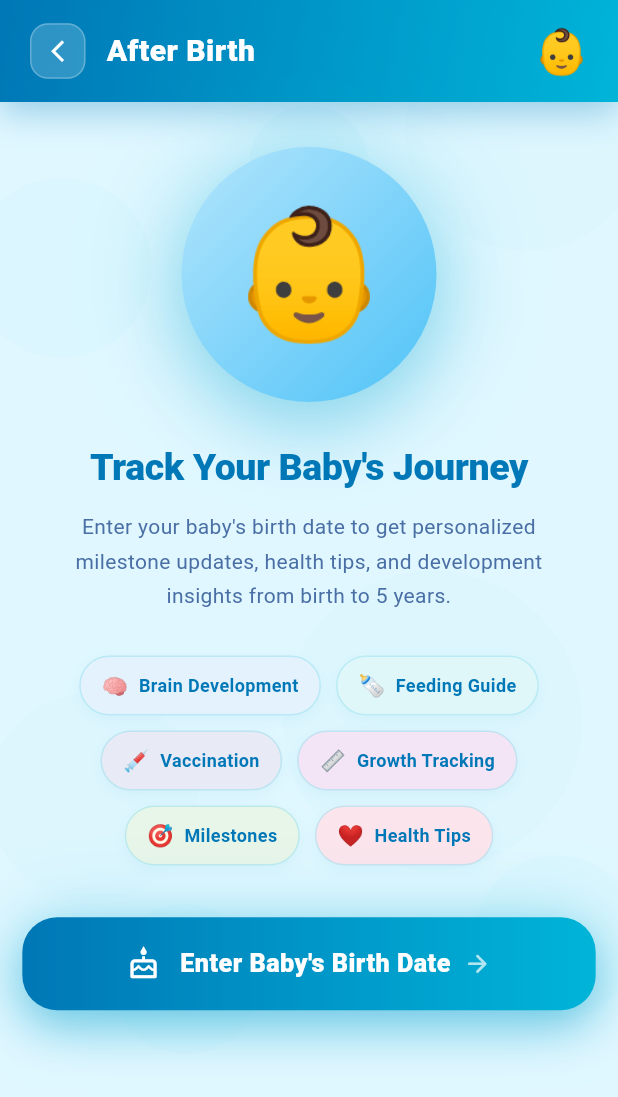
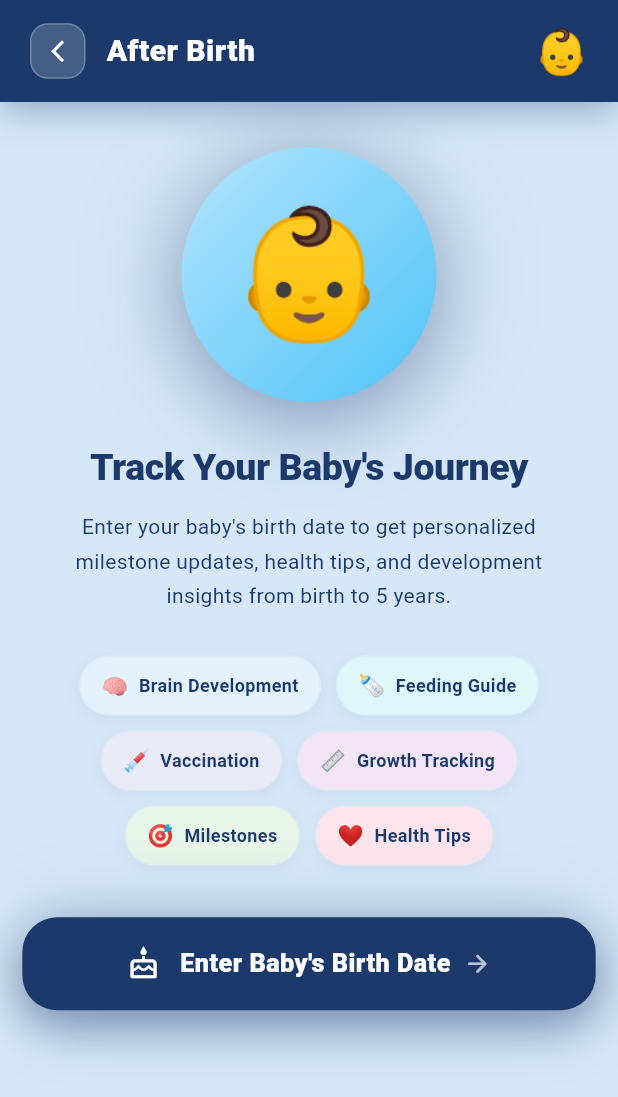
Before and after one commit to Miftah-Fentaw/lije, a Flutter app: the AfterBirthScreen screen opened directly, on a phone screen of 412 x 824 dp. Shown: the top 1097 px of the screen. Run offline on Flutter 3.47's test engine with Material 3 defaults, Android fonts, the phone set to English and light mode, and no system bars.

Commit message:
re structured

```diff
--- a/lib/screens/after_birth_screen.dart
+++ b/lib/screens/after_birth_screen.dart
@@ -4,27 +4,27 @@ import 'package:flutter/services.dart';
 import '../models/models.dart';
 
 // ============================================================
-// INTERNAL COLOR PALETTE  (blue ocean theme — screen-private)
+// INTERNAL COLOR PALETTE  (mapped to app theme)
 // ============================================================
 abstract class _C {
-  static const Color navy = Color(0xFF0A2463);
-  static const Color navyLight = Color(0xFF1E4A9E);
-  static const Color accent = Color(0xFF3A86FF);
-  static const Color accentLight = Color(0xFFE8F1FF);
-  static const Color skyBlue = Color(0xFF00B4D8);
-  static const Color skyLight = Color(0xFFCAF0F8);
-  static const Color white = Colors.white;
-  static const Color grayLight = Color(0xFFF0F7FF);
-  static const Color grayBorder = Color(0xFFD0E4F7);
-  static const Color textDark = Color(0xFF0A2463);
-  static const Color textMedium = Color(0xFF4A6FA5);
-  static const Color cardGlass = Color(0xE8FFFFFF);
-  static const Color bluePrimary = Color(0xFF0096C7);
-  static const Color blueDeep = Color(0xFF0077B6);
-  static const Color blueVibrant = Color(0xFF00B4D8);
-  static const Color blueSoft = Color(0xFF90E0EF);
-  static const Color bluePale = Color(0xFFE0F7FF);
-  static const Color blueGlass = Color(0xAACAF0F8);
+  static const Color navy = C.darkBlue;
+  static const Color navyLight = C.darkBlue;
+  static const Color accent = C.darkBlue;
+  static const Color accentLight = C.lightBlue;
+  static const Color skyBlue = C.darkBlue;
+  static const Color skyLight = C.lightBlue;
+  static const Color white = C.white;
+  static const Color grayLight = C.bgPage;
+  static const Color grayBorder = C.lightBlue;
+  static const Color textDark = C.darkBlue;
+  static const Color textMedium = C.darkBlue;
+  static const Color cardGlass = C.white;
+  static const Color bluePrimary = C.darkBlue;
+  static const Color blueDeep = C.darkBlue;
+  static const Color blueVibrant = C.darkBlue;
+  static const Color blueSoft = C.lightBlue;
+  static const Color bluePale = C.lightBlue;
+  static const Color blueGlass = C.lightBlue;
 }
 
 // ============================================================
@@ -1750,22 +1750,22 @@ const List<_Stage> _allStages = [
             emoji: '👁️',
             title: 'Vision',
             detail: 'Focuses 8–12 inches',
-            bgColor: Color(0xFFDBF4FF)),
+            bgColor: _C.bluePale),
         _DevArea(
             emoji: '👂',
             title: 'Hearing',
             detail: 'Startles to sounds',
-            bgColor: Color(0xFFD0F4FF)),
+            bgColor: _C.bluePale),
         _DevArea(
             emoji: '💪',
             title: 'Motor',
             detail: 'Tight fists, rooting reflex',
-            bgColor: Color(0xFFE0F8FF)),
+            bgColor: _C.bluePale),
         _DevArea(
             emoji: '❤️',
             title: 'Bonding',
             detail: 'Skin-to-skin contact',
-            bgColor: Color(0xFFCCF2FF)),
+            bgColor: _C.bluePale),
       ]),
   _Stage(
       key: 'earlyInfant',
@@ -1793,22 +1793,22 @@ const List<_Stage> _allStages = [
             emoji: '😄',
             title: 'Social',
             detail: 'First smiles',
-            bgColor: Color(0xFFDBF4FF)),
+            bgColor: _C.bluePale),
         _DevArea(
             emoji: '🗣️',
             title: 'Language',
             detail: 'Cooing, gurgling',
-            bgColor: Color(0xFFD0F4FF)),
+            bgColor: _C.bluePale),
         _DevArea(
             emoji: '🏋️',
             title: 'Motor',
             detail: 'Lifts head',
-            bgColor: Color(0xFFE0F8FF)),
+            bgColor: _C.bluePale),
         _DevArea(
             emoji: '🧠',
             title: 'Cognitive',
             detail: 'Recognizes faces',
-            bgColor: Color(0xFFCCF2FF)),
+            bgColor: _C.bluePale),
       ]),
   _Stage(
       key: 'discovering',
@@ -1836,22 +1836,22 @@ const List<_Stage> _allStages = [
             emoji: '🤲',
             title: 'Motor',
             detail: 'Reaches, grabs, rolls',
-            bgColor: Color(0xFFDBF4FF)),
+            bgColor: _C.bluePale),
         _DevArea(
             emoji: '😂',
             title: 'Social',
             detail: 'Laughs aloud',
-            bgColor: Color(0xFFD0F4FF)),
+            bgColor: _C.bluePale),
         _DevArea(
             emoji: '👅',
             title: 'Sensory',
             detail: 'Explores with mouth',
-            bgColor: Color(0xFFE0F8FF)),
+            bgColor: _C.bluePale),
         _DevArea(
             emoji: '👶',
             title: 'Language',
             detail: 'Babbles',
-            bgColor: Color(0xFFCCF2FF)),
+            bgColor: _C.bluePale),
       ]),
   _Stage(
       key: 'explorer',
@@ -1876,22 +1876,22 @@ const List<_Stage> _allStages = [
             emoji: '🧲',
             title: 'Motor',
             detail: 'Sits alone, may crawl',
-            bgColor: Color(0xFFDBF4FF)),
+            bgColor: _C.bluePale),
         _DevArea(
             emoji: '🍎',
             title: 'Feeding',
             detail: 'First solid foods',
-            bgColor: Color(0xFFD0F4FF)),
+            bgColor: _C.bluePale),
         _DevArea(
             emoji: '🎭',
             title: 'Emotions',
             detail: 'Stranger anxiety',
-            bgColor: Color(0xFFE0F8FF)),
+            bgColor: _C.bluePale),
         _DevArea(
             emoji: '🎵',
             title: 'Language',
             detail: 'Babbles "baba"',
-            bgColor: Color(0xFFCCF2FF)),
+            bgColor: _C.bluePale),
       ]),
   _Stage(
       key: 'almostToddler',
@@ -1918,22 +1918,22 @@ const List<_Stage> _allStages = [
             emoji: '🦵',
             title: 'Motor',
             detail: 'Stands with support',
-            bgColor: Color(0xFFDBF4FF)),
+            bgColor: _C.bluePale),
         _DevArea(
             emoji: '💬',
             title: 'Language',
             detail: 'First words',
-            bgColor: Color(0xFFD0F4FF)),
+            bgColor: _C.bluePale),
         _DevArea(
             emoji: '🧩',
             title: 'Cognitive',
             detail: 'Object permanence',
-            bgColor: Color(0xFFE0F8FF)),
+            bgColor: _C.bluePale),
         _DevArea(
             emoji: '🤗',
             title: 'Social',
             detail: 'Points at objects',
-            bgColor: Color(0xFFCCF2FF)),
+            bgColor: _C.bluePale),
       ]),
   _Stage(
       key: 'firstToddler',
@@ -1960,22 +1960,22 @@ const List<_Stage> _allStages = [
             emoji: '🚶',
             title: 'Walking',
             detail: 'Independent walking',
-            bgColor: Color(0xFFDBF4FF)),
+            bgColor: _C.bluePale),
         _DevArea(
             emoji: '📖',
             title: 'Language',
             detail: 'Growing vocabulary',
-            bgColor: Color(0xFFD0F4FF)),
+            bgColor: _C.bluePale),
         _DevArea(
             emoji: '🎨',
             title: 'Play',
             detail: 'Imitative play',
-            bgColor: Color(0xFFE0F8FF)),
+            bgColor: _C.bluePale),
         _DevArea(
             emoji: '😤',
             title: 'Emotions',
             detail: 'Tantrums begin',
-            bgColor: Color(0xFFCCF2FF)),
+            bgColor: _C.bluePale),
       ]),
   _Stage(
       key: 'curiousToddler',
@@ -2000,22 +2000,22 @@ const List<_Stage> _allStages = [
             emoji: '🏃',
             title: 'Gross Motor',
             detail: 'Runs, climbs, kicks',
-            bgColor: Color(0xFFDBF4FF)),
+            bgColor: _C.bluePale),
         _DevArea(
             emoji: '✏️',
             title: 'Fine Motor',
             detail: 'Scribbles, stacks',
-            bgColor: Color(0xFFD0F4FF)),
+            bgColor: _C.bluePale),
         _DevArea(
             emoji: '🧸',
             title: 'Pretend Play',
             detail: 'Imaginative play',
-            bgColor: Color(0xFFE0F8FF)),
+            bgColor: _C.bluePale),
         _DevArea(
             emoji: '💬',
             title: 'Language',
             detail: '50+ words',
-            bgColor: Color(0xFFCCF2FF)),
+            bgColor: _C.bluePale),
       ]),
   _Stage(
       key: 'theTwos',
@@ -2041,22 +2041,22 @@ const List<_Stage> _allStages = [
             emoji: '🚴',
             title: 'Motor',
             detail: 'Pedals tricycle',
-            bgColor: Color(0xFFDBF4FF)),
+            bgColor: _C.bluePale),
         _DevArea(
             emoji: '🎨',
             title: 'Drawing',
             detail: 'Draws circles',
-            bgColor: Color(0xFFD0F4FF)),
+            bgColor: _C.bluePale),
         _DevArea(
             emoji: '🤝',
             title: 'Social',
             detail: 'Parallel play',
-            bgColor: Color(0xFFE0F8FF)),
+            bgColor: _C.bluePale),
         _DevArea(
             emoji: '💡',
             title: 'Thinking',
             detail: 'Sorts shapes/colors',
-            bgColor: Color(0xFFCCF2FF)),
+            bgColor: _C.bluePale),
       ]),
   _Stage(
       key: 'preschooler',
@@ -2084,22 +2084,22 @@ const List<_Stage> _allStages = [
             emoji: '🏃',
             title: 'Active Play',
             detail: 'Hops, skips, climbs',
-            bgColor: Color(0xFFDBF4FF)),
+            bgColor: _C.bluePale),
         _DevArea(
             emoji: '📝',
             title: 'Pre-Writing',
             detail: 'Copies letters',
-            bgColor: Color(0xFFD0F4FF)),
+            bgColor: _C.bluePale),
         _DevArea(
             emoji: '👥',
             title: 'Friends',
             detail: 'Cooperative play',
-            bgColor: Color(0xFFE0F8FF)),
+            bgColor: _C.bluePale),
         _DevArea(
             emoji: '❓',
             title: 'Curiosity',
             detail: 'Asks "why" constantly',
-            bgColor: Color(0xFFCCF2FF)),
+            bgColor: _C.bluePale),
       ]),
   _Stage(
       key: 'preK',
@@ -2125,22 +2125,22 @@ const List<_Stage> _allStages = [
             emoji: '🔢',
             title: 'Numbers',
             detail: 'Counts 10+',
-            bgColor: Color(0xFFDBF4FF)),
+            bgColor: _C.bluePale),
         _DevArea(
             emoji: '📖',
             title: 'Literacy',
             detail: 'Recognizes letters',
-            bgColor: Color(0xFFD0F4FF)),
+            bgColor: _C.bluePale),
         _DevArea(
             emoji: '🏅',
             title: 'Self-Care',
             detail: 'Dresses independently',
-            bgColor: Color(0xFFE0F8FF)),
+            bgColor: _C.bluePale),
         _DevArea(
             emoji: '🌍',
             title: 'World',
             detail: 'Knows address',
-            bgColor: Color(0xFFCCF2FF)),
+            bgColor: _C.bluePale),
       ]),
   _Stage(
       key: 'kindergartener',
@@ -2166,22 +2166,22 @@ const List<_Stage> _allStages = [
             emoji: '📚',
             title: 'Reading',
             detail: 'Recognizes sight words',
-            bgColor: Color(0xFFDBF4FF)),
+            bgColor: _C.bluePale),
         _DevArea(
             emoji: '🔬',
             title: 'Science',
             detail: 'Asks "how" and "why"',
-            bgColor: Color(0xFFD0F4FF)),
+            bgColor: _C.bluePale),
         _DevArea(
             emoji: '🤝',
             title: 'Empathy',
             detail: 'Understands others',
-            bgColor: Color(0xFFE0F8FF)),
+            bgColor: _C.bluePale),
         _DevArea(
             emoji: '🎯',
             title: 'Focus',
             detail: 'Sits 10–15 min tasks',
-            bgColor: Color(0xFFCCF2FF)),
+            bgColor: _C.bluePale),
       ]),
 ];
 
@@ -2311,7 +2311,7 @@ class _AfterBirthScreenState extends State<AfterBirthScreen>
     return ValueListenableBuilder<AppLang>(
       valueListenable: langNotifier,
       builder: (_, __, ___) => Scaffold(
-        backgroundColor: _C.bluePale,
+        backgroundColor: C.bgPage,
         body: Stack(children: [
           Positioned.fill(
               child: AnimatedBuilder(
--- a/lib/screens/during_pregnancy_screen.dart
+++ b/lib/screens/during_pregnancy_screen.dart
@@ -6,33 +6,33 @@ import 'package:lije/models/models.dart';
 import 'package:lije/screens/screens.dart' show LijeLogo;
 
 // ─────────────────────────────────────────────────────────────────────────────
-// LOCAL DESIGN TOKENS  (blue palette — keeps screens visually distinct)
+// LOCAL DESIGN TOKENS  (mapped to app theme)
 // ─────────────────────────────────────────────────────────────────────────────
 abstract class _B {
-  static const navy = Color(0xFF023E8A);
-  static const deep = Color(0xFF0077B6);
-  static const mid = Color(0xFF0096C7);
-  static const bright = Color(0xFF00B4D8);
-  static const vivid = Color(0xFF48CAE4);
-  static const soft = Color(0xFF90E0EF);
-  static const pale = Color(0xFFCAF0F8);
-  static const frost = Color(0xFFEBF8FF);
-
-  static const textDark = Color(0xFF023E8A);
-  static const textMid = Color(0xFF0077B6);
-  static const textLight = Color(0xFF90E0EF);
-
-  static const success = Color(0xFF10B981);
-  static const successBg = Color(0xFFD1FAE5);
-  static const warn = Color(0xFFF59E0B);
-  static const warnBg = Color(0xFFFEF3C7);
-  static const purple = Color(0xFF7C3AED);
-  static const purpleBg = Color(0xFFF5F3FF);
-
-  static const border = Color(0xFFBAE6FD);
-
-  static const List<Color> headerGrad = [navy, mid, vivid];
-  static const List<Color> heroGrad = [navy, deep, mid, vivid];
+  static const navy = C.darkBlue;
+  static const deep = C.darkBlue;
+  static const mid = C.darkBlue;
+  static const bright = C.darkBlue;
+  static const vivid = C.darkBlue;
+  static const soft = C.lightBlue;
+  static const pale = C.lightBlue;
+  static const frost = C.lightBlue;
+
+  static const textDark = C.darkBlue;
+  static const textMid = C.darkBlue;
+  static const textLight = C.textLight;
+
+  static const success = C.success;
+  static const successBg = C.successBg;
+  static const warn = C.warn;
+  static const warnBg = C.warnBg;
+  static const purple = C.purple;
+  static const purpleBg = C.purpleBg;
+
+  static const border = C.lightBlue;
+
+  static const List<Color> headerGrad = [C.darkBlue, C.darkBlue];
+  static const List<Color> heroGrad = [C.darkBlue, C.darkBlue];
 }
 
 // ─────────────────────────────────────────────────────────────────────────────
@@ -836,7 +836,7 @@ class _DPSState extends State<DuringPregnancyScreen>
   Widget build(BuildContext context) => ValueListenableBuilder<AppLang>(
         valueListenable: langNotifier,
         builder: (_, __, ___) => Scaffold(
-          backgroundColor: _B.frost,
+          backgroundColor: C.bgPage,
           body: Stack(children: [
             // Animated background bubbles
             Positioned.fill(
@@ -855,14 +855,13 @@ class _DPSState extends State<DuringPregnancyScreen>
 
   // ── TOP BAR ────────────────────────────────────────────────────────────────
   Widget _topBar() => Container(
-        decoration: const BoxDecoration(
-          gradient: LinearGradient(
-              colors: _B.headerGrad,
-              begin: Alignment.topLeft,
-              end: Alignment.bottomRight),
+        decoration: BoxDecoration(
+          color: _B.navy,
           boxShadow: [
             BoxShadow(
-                color: Color(0x440077B6), blurRadius: 18, offset: Offset(0, 5))
+                color: _B.navy.withOpacity(0.15),
+                blurRadius: 12,
+                offset: const Offset(0, 4))
           ],
         ),
         child: SafeArea(
@@ -1115,16 +1114,14 @@ class _DPSState extends State<DuringPregnancyScreen>
   Widget _progressCard(WeekData wd) => Container(
         padding: const EdgeInsets.all(20),
         decoration: BoxDecoration(
-          gradient: const LinearGradient(
-              colors: [Color(0xFF023E8A), Color(0xFF0077B6), Color(0xFF00B4D8)],
-              begin: Alignment.topLeft,
-              end: Alignment.bottomRight),
-          borderRadius: BorderRadius.circular(24),
+          color: _B.navy,
+          borderRadius: BorderRadius.circular(20),
+          border: Border.all(color: _B.pale),
           boxShadow: [
             BoxShadow(
-                color: _B.navy.withOpacity(.38),
-                blurRadius: 26,
-                offset: const Offset(0, 10))
+                color: _B.navy.withOpacity(.12),
+                blurRadius: 16,
+                offset: const Offset(0, 6))
           ],
         ),
         child: Column(children: [
--- a/lib/screens/pregnancy_calculation_screen.dart
+++ b/lib/screens/pregnancy_calculation_screen.dart
@@ -7,46 +7,37 @@ import 'dart:math' as math;
 // COLOR PALETTE  (light-blue theme)
 // ─────────────────────────────────────────────────────────────────────────────
 class BC {
-  // Primary blues
-  static const Color primary = Color(0xFF1A6FD8);
-  static const Color primaryLight = Color(0xFF3D8EF0);
-  static const Color primaryDeep = Color(0xFF0D4FA0);
-  static const Color primaryFrost = Color(0xFFE8F2FF);
-  static const Color primaryPale = Color(0xFFCFE3FF);
-
-  // Gradients
-  static const Color gradStart = Color(0xFF1565C0);
-  static const Color gradMid = Color(0xFF1E88E5);
-  static const Color gradEnd = Color(0xFF42A5F5);
-  static const Color gradLightEnd = Color(0xFF90CAF9);
-
-  // Accents
-  static const Color coral = Color(0xFFFF6B6B);
-  static const Color coralLight = Color(0xFFFFEEEE);
-  static const Color lavender = Color(0xFF7C6FCD);
-  static const Color lavenderLight = Color(0xFFF0EEFF);
-  static const Color mint = Color(0xFF26A69A);
-  static const Color mintLight = Color(0xFFE0F7F4);
-  static const Color gold = Color(0xFFF59E0B);
-  static const Color goldLight = Color(0xFFFFF8E1);
-  static const Color notify = Color(0xFF0288D1);
-  static const Color notifyLight = Color(0xFFE1F5FE);
-
-  // Neutrals
-  static const Color white = Color(0xFFFFFFFF);
-  static const Color offWhite = Color(0xFFF4F8FF);
-  static const Color grayBg = Color(0xFFF0F4FF);
-  static const Color border = Color(0xFFCDD8EE);
-  static const Color borderLight = Color(0xFFE3EAF8);
-  static const Color textDark = Color(0xFF0D1B3E);
-  static const Color textMid = Color(0xFF4A5E85);
-  static const Color textLight = Color(0xFF8CA0C4);
-
-  // Status
-  static const Color success = Color(0xFF2E7D32);
-  static const Color successLight = Color(0xFFE8F5E9);
-  static const Color error = Color(0xFFD32F2F);
-  static const Color errorLight = Color(0xFFFFEBEE);
+  static const Color primary = C.darkBlue;
+  static const Color primaryLight = C.darkBlue;
+  static const Color primaryDeep = C.darkBlue;
+  static const Color primaryFrost = C.lightBlue;
+  static const Color primaryPale = C.lightBlue;
+  static const Color gradStart = C.darkBlue;
+  static const Color gradMid = C.darkBlue;
+  static const Color gradEnd = C.darkBlue;
+  static const Color gradLightEnd = C.lightBlue;
+  static const Color coral = C.coral;
+  static const Color coralLight = C.coralLight;
+  static const Color lavender = C.darkBlue;
+  static const Color lavenderLight = C.lightBlue;
+  static const Color mint = C.mint;
+  static const Color mintLight = C.mintLight;
+  static const Color gold = C.gold;
+  static const Color goldLight = C.goldLight;
+  static const Color notify = C.darkBlue;
+  static const Color notifyLight = C.lightBlue;
+  static const Color white = C.white;
+  static const Color offWhite = C.bgPage;
+  static const Color grayBg = C.bgPage;
+  static const Color border = C.lightBlue;
+  static const Color borderLight = C.lightBlue;
+  static const Color textDark = C.darkBlue;
+  static const Color textMid = C.textLight;
+  static const Color textLight = C.textLight;
+  static const Color success = C.success;
+  static const Color successLight = C.successBg;
+  static const Color error = C.error;
+  static const Color errorLight = C.errorLight;
 }
 
 // ─────────────────────────────────────────────────────────────────────────────
@@ -528,11 +519,11 @@ class _PregnancyCalculationScreenState extends State<PregnancyCalculationScreen>
               right: 0,
               height: 320,
               child: Container(
-                  decoration: const BoxDecoration(
+                  decoration: BoxDecoration(
                 gradient: LinearGradient(
                   begin: Alignment.topCenter,
                   end: Alignment.bottomCenter,
-                  colors: [Color(0xFFCCE5FF), Color(0x00CCE5FF)],
+                  colors: [C.lightBlue, C.lightBlue.withOpacity(0)],
                 ),
               )),
             ),
```
Also changed, not shown: lib/models/models.dart (+24 -24 lines), lib/screens/screens.dart (+22 -120 lines).
